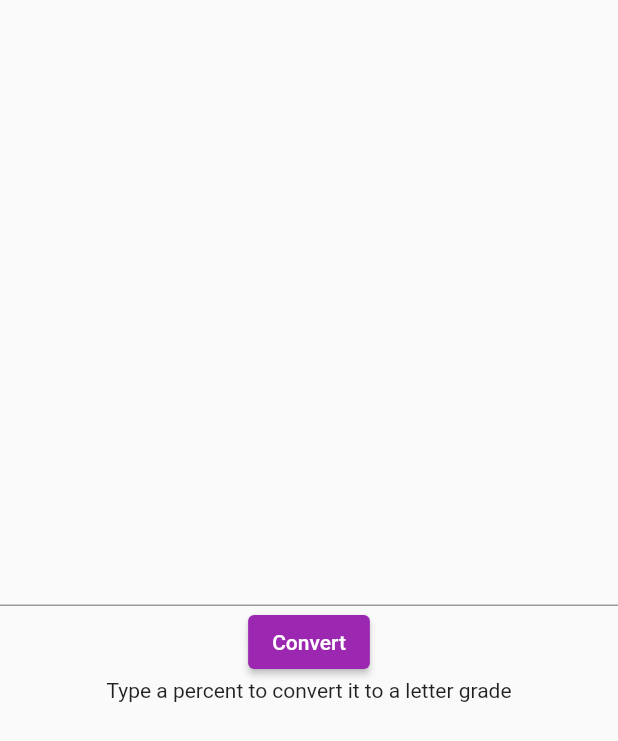
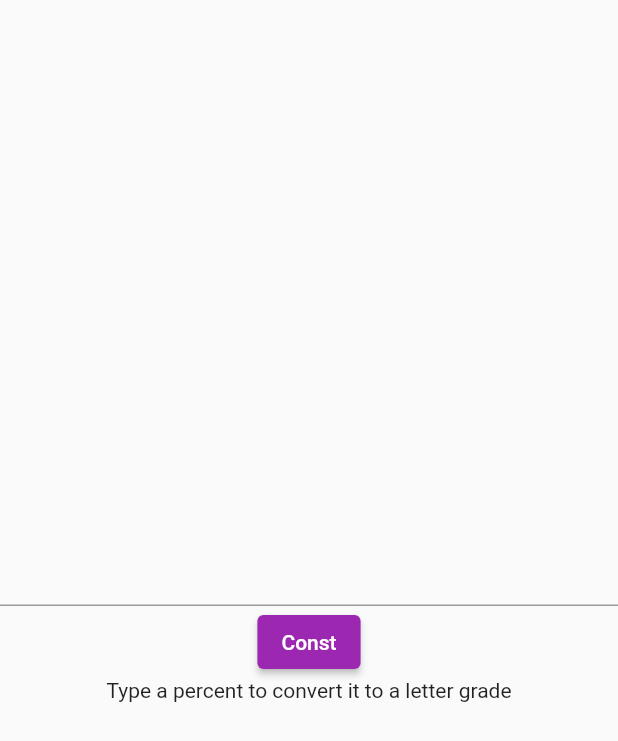
Before and after one commit to An-Unavailable-Username/DartGradeTool, a Flutter app: the screen it shows after launch, on a phone screen of 412 x 824 dp. Shown: the top 741 px of the screen. Run offline on Flutter 3.47's test engine with Material 2 defaults, Android fonts, the phone set to English and light mode, and no system bars.

```diff
--- a/lib/main.dart
+++ b/lib/main.dart
@@ -53,7 +53,7 @@ class _LeapYearHomePageState extends State<LeapYearHomePage> {
         ),
         ElevatedButton(
           onPressed: _onButtonPressed,
-          child: Text('Convert'),
+          child: const Text('Const'),
         ),
         Text(_message),
       ],
```
Also changed, not shown: 1 other file.
